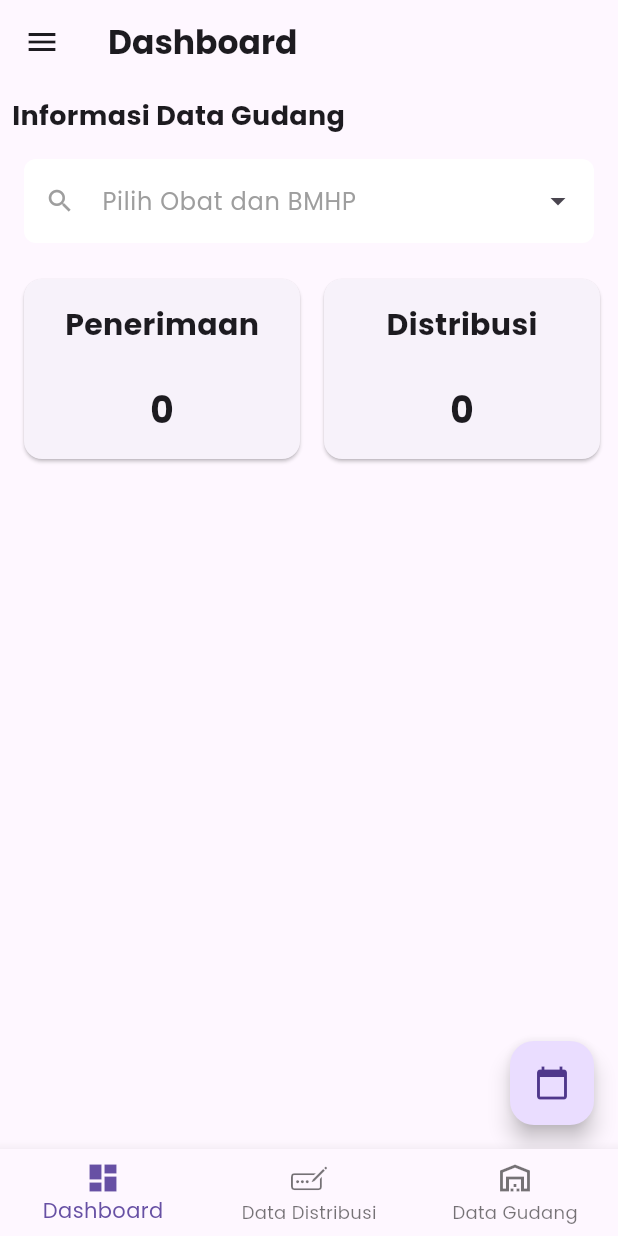
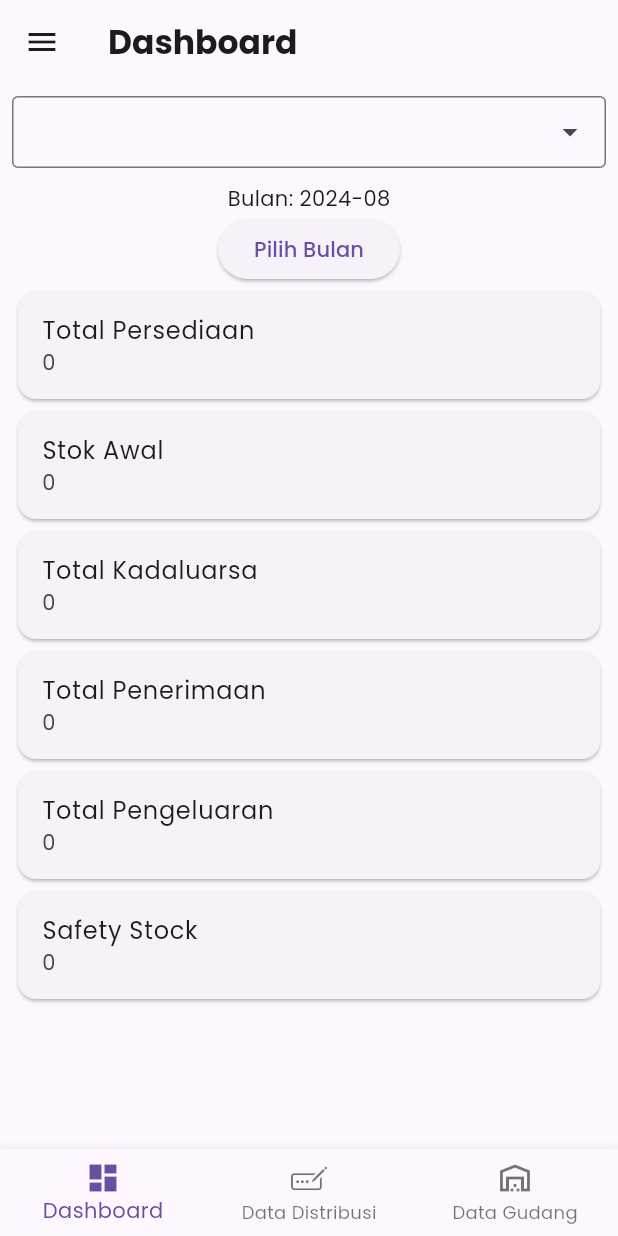
Before and after one commit to rho-ink/medicine-inventory-app, a Flutter app: the screen it shows once a user with an empty profile is signed in, on a phone screen of 412 x 824 dp. Run offline on Flutter 3.47's test engine with Material 3 defaults, Android fonts, the phone set to English and light mode, and no system bars; drawn by our look-alikes of dropdown_search; our stand-ins replace firebase_auth, firebase_core, firebase_database, google_fonts, month_picker_dialog; missing offline and left inert: excel; accounts and stored records are empty.

Commit message:
current decent

```diff
--- /dev/null
+++ b/lib/controllers/calculate_controller.dart
@@ -0,0 +1,221 @@
+import 'package:firebase_database/firebase_database.dart';
+import 'package:intl/intl.dart';
+import 'package:flutter/material.dart';
+
+class CalculateController {
+  final DatabaseReference _dbRef = FirebaseDatabase.instance.ref();
+
+  // Helper method to convert date to string in the format 'yyyy-MM'
+  String _formatDate(DateTime date) {
+    return '${date.year}-${date.month.toString().padLeft(2, '0')}';
+  }
+
+  // Parse date from 'dd/MM/yyyy' format
+  DateTime _parseDate(String dateStr) {
+    try {
+      final date = DateFormat('dd/MM/yyyy').parse(dateStr);
+      print('Parsed date: $date');
+      return date;
+    } catch (e) {
+      print('Error parsing date: $e. Date string: $dateStr');
+      return DateTime.now(); // Handle the error as needed
+    }
+  }
+
+  Future<int> getCurrentTotalObat(String obatName, DateTimeRange? dateRange) async {
+    try {
+      int total = 0;
+      final snapshot = await _dbRef.child('gudangData').get();
+
+      if (snapshot.exists) {
+        final data = snapshot.value as Map<dynamic, dynamic>?;
+
+        if (data != null) {
+          for (var entry in data.values) {
+            final item = entry as Map<dynamic, dynamic>;
+            final name = item['name'] as String?;
+            if (name == obatName) {
+              total += (item['totalObat'] as int? ?? 0);
+            }
+          }
+        }
+      }
+      print('Current Total Obat: $total');
+      return total;
+    } catch (e) {
+      print('Error fetching current total obat: $e');
+      return 0;
+    }
+  }
+
+  Future<int> getPreviousMonthTotalObat(String obatName) async {
+    try {
+      int total = 0;
+      final lastMonth = DateTime.now().subtract(Duration(days: 30));
+      final snapshot = await _dbRef.child('gudangData').get();
+
+      if (snapshot.exists) {
+        final data = snapshot.value as Map<dynamic, dynamic>?;
+
+        if (data != null) {
+          for (var entry in data.values) {
+            final item = entry as Map<dynamic, dynamic>;
+            final name = item['name'] as String?;
+            final dateStr = item['date'] as String?;
+            final date = dateStr != null ? _parseDate(dateStr) : null;
+
+            if (name == obatName && date != null && date.isBefore(DateTime.now()) && date.isAfter(lastMonth)) {
+              total += (item['totalObat'] as int? ?? 0);
+            }
+          }
+        }
+      }
+      print('Previous Month Total Obat: $total');
+      return total;
+    } catch (e) {
+      print('Error fetching previous month total obat: $e');
+      return 0;
+    }
+  }
+
+  Future<int> getTotalDeletedGudang(String obatName, DateTimeRange? dateRange) async {
+    try {
+      int total = 0;
+      final snapshot = await _dbRef.child('gudangLog').get();
+
+      if (snapshot.exists) {
+        final data = snapshot.value as Map<dynamic, dynamic>?;
+
+        if (data != null) {
+          for (var entry in data.values) {
+            final record = entry as Map<dynamic, dynamic>;
+            final name = record['name'] as String?;
+            final dateStr = record['date'] as String?;
+            final date = dateStr != null ? _parseDate(dateStr) : null;
+
+            if (name == obatName && (dateRange == null || (date != null && date.isAfter(dateRange.start) && date.isBefore(dateRange.end)))) {
+              total += (record['deletedQuantity'] as int? ?? 0);
+            }
+          }
+        }
+      }
+      print('Total Deleted Gudang: $total');
+      return total;
+    } catch (e) {
+      print('Error fetching total deleted gudang: $e');
+      return 0;
+    }
+  }
+
+  Future<int> getTotalPenerimaan(String obatName, DateTimeRange? dateRange) async {
+    try {
+      int total = 0;
+      final snapshot = await _dbRef.child('gudangLog').get();
+
+      if (snapshot.exists) {
+        final data = snapshot.value as Map<dynamic, dynamic>?;
+
+        if (data != null) {
+          for (var entry in data.values) {
+            final record = entry as Map<dynamic, dynamic>;
+            final name = record['name'] as String?;
+            final dateStr = record['date'] as String?;
+            final date = dateStr != null ? _parseDate(dateStr) : null;
+
+            if (name == obatName && (dateRange == null || (date != null && date.isAfter(dateRange.start) && date.isBefore(dateRange.end)))) {
+              total += (record['receivedQuantity'] as int? ?? 0);
+            }
+          }
+        }
+      }
+      print('Total Penerimaan: $total');
+      return total;
+    } catch (e) {
+      print('Error fetching total penerimaan: $e');
+      return 0;
+    }
+  }
+
+  Future<int> getTotalTransaksi(String obatName, DateTimeRange? dateRange) async {
+    try {
+      int total = 0;
+      final snapshot = await _dbRef.child('transaksi').get();
+
+      if (snapshot.exists) {
+        final data = snapshot.value as Map<dynamic, dynamic>?;
+
+        if (data != null) {
+          for (var entry in data.values) {
+            final record = entry as Map<dynamic, dynamic>;
+            final name = record['name'] as String?;
+            final dateStr = record['date'] as String?;
+            final date = dateStr != null ? _parseDate(dateStr) : null;
+
+            if (name == obatName && (dateRange == null || (date != null && date.isAfter(dateRange.start) && date.isBefore(dateRange.end)))) {
+              total += (record['totalTrans'] as int? ?? 0);
+            }
+          }
+        }
+      }
+      print('Total Transaksi: $total');
+      return total;
+    } catch (e) {
+      print('Error fetching total transaksi: $e');
+      return 0;
+    }
+  }
+
+  Future<int> getSafetyStock(String obatName, DateTimeRange? dateRange, int threshold) async {
+    try {
+      int total = 0;
+      final snapshot = await _dbRef.child('gudangData').get();
+
+      if (snapshot.exists) {
+        final data = snapshot.value as Map<dynamic, dynamic>?;
+
+        if (data != null) {
+          for (var entry in data.values) {
+            final item = entry as Map<dynamic, dynamic>;
+            final name = item['name'] as String?;
+            final stock = item['totalObat'] as int?;
+
+            if (name == obatName && stock != null && stock < threshold) {
+              total += (threshold - stock);
+            }
+          }
+        }
+      }
+      print('Safety Stock: $total');
+      return total;
+    } catch (e) {
+      print('Error fetching safety stock: $e');
+      return 0;
+    }
+  }
+
+  Future<List<String>> getObatNames() async {
+    try {
+      final snapshot = await _dbRef.child('gudangData').get();
+      List<String> obatNames = [];
+
+      if (snapshot.exists) {
+        final data = snapshot.value as Map<dynamic, dynamic>?;
+
+        if (data != null) {
+          for (var entry in data.values) {
+            final item = entry as Map<dynamic, dynamic>;
+            final name = item['name'] as String?;
+            if (name != null && !obatNames.contains(name)) {
+              obatNames.add(name);
+            }
+          }
+        }
+      }
+      print('Obat Names: $obatNames');
+      return obatNames;
+    } catch (e) {
+      print('Error fetching obat names: $e');
+      return [];
+    }
+  }
+}
--- a/lib/controllers/data_controller.dart
+++ b/lib/controllers/data_controller.dart
@@ -530,26 +530,4 @@ class DataController {
       return 0;
     }
   }
-
-  ///ambil obat
-  Future<List<String>> getObatNames() async {
-    try {
-      final snapshot = await FirebaseDatabase.instance.ref('obatData').get();
-      if (snapshot.exists) {
-        final data = snapshot.value as Map<dynamic, dynamic>?;
-        if (data != null) {
-          return data.values
-              .map(
-                  (value) => (value as Map<dynamic, dynamic>)['name'] as String)
-              .toSet() // Remove duplicates
-              .toList();
-        }
-      }
-      return [];
-    } catch (e) {
-      print('Error fetching Obat names: $e');
-      return [];
-    }
-  }
-  /////
 }
--- a/lib/views/components/my_drawer.dart
+++ b/lib/views/components/my_drawer.dart
@@ -20,7 +20,7 @@ class AppDrawer extends StatelessWidget {
         padding: EdgeInsets.zero,
         children: <Widget>[
           Container(
-            height: 130,
+            height: 200,
             child: DrawerHeader(
               child: Column(
                 crossAxisAlignment: CrossAxisAlignment.start,
--- a/lib/views/pages/screens/dashboard_screen.dart
+++ b/lib/views/pages/screens/dashboard_screen.dart
@@ -1,7 +1,8 @@
 import 'package:flutter/material.dart';
-import 'package:intl/intl.dart'; // Import for DateFormat
+import 'package:intl/intl.dart';
 import 'package:dropdown_search/dropdown_search.dart';
-import 'package:admin_app/controllers/data_controller.dart';
+import 'package:admin_app/controllers/calculate_controller.dart';
+import 'package:month_picker_dialog/month_picker_dialog.dart';
 
 class DashboardPage extends StatefulWidget {
   @override
@@ -9,7 +10,7 @@ class DashboardPage extends StatefulWidget {
 }
 
 class _DashboardPageState extends State<DashboardPage> {
-  final DataController _dataController = DataController();
+  final CalculateController _calculateController = CalculateController();
   String _selectedMonth = DateFormat('yyyy-MM').format(DateTime.now());
   String _selectedObatName = '';
   DateTimeRange? _selectedDateRange;
@@ -20,65 +21,63 @@ class _DashboardPageState extends State<DashboardPage> {
   void initState() {
     super.initState();
     _loadObatNames();
-    _fetchDashboardData(); // Fetch data initially
+    _fetchDashboardData();
   }
 
   Future<void> _fetchDashboardData() async {
-    int added = 0;
-    int reduced = 0;
-    int deleted = 0;
+    int currentTotalObat = 0;
+    int previousMonthTotalObat = 0;
+    int totalDeleted = 0;
+    int totalPenerimaan = 0;
+    int totalTransaksi = 0;
+    int safetyStock = 0;
 
     try {
-      added = await _dataController.getMonthlyAddedGudangForMedicine(_selectedMonth);
-      reduced = await _dataController.getMonthlyTransactionForMedicine(_selectedObatName);
-      deleted = await _dataController.getMonthlyDeletedGudangForMedicine(_selectedObatName);
+      print('Fetching dashboard data...');
+      currentTotalObat = await _calculateController.getCurrentTotalObat(_selectedObatName, _selectedDateRange);
+      previousMonthTotalObat = await _calculateController.getPreviousMonthTotalObat(_selectedObatName);
+      totalDeleted = await _calculateController.getTotalDeletedGudang(_selectedObatName, _selectedDateRange);
+      totalPenerimaan = await _calculateController.getTotalPenerimaan(_selectedObatName, _selectedDateRange);
+      totalTransaksi = await _calculateController.getTotalTransaksi(_selectedObatName, _selectedDateRange);
+      safetyStock = await _calculateController.getSafetyStock(_selectedObatName, _selectedDateRange, 1);
+
+      print('Dashboard data fetched: $currentTotalObat, $previousMonthTotalObat, $totalDeleted, $totalPenerimaan, $totalTransaksi, $safetyStock');
     } catch (e) {
-      // Handle error
+      print('Error fetching dashboard data: $e');
     }
 
     if (mounted) {
       setState(() {
         _dashboardData = {
-          'added': added,
-          'reduced': reduced,
-          'deleted': deleted,
+          'currentTotalObat': currentTotalObat,
+          'previousMonthTotalObat': previousMonthTotalObat,
+          'totalDeleted': totalDeleted,
+          'totalPenerimaan': totalPenerimaan,
+          'totalTransaksi': totalTransaksi,
+          'safetyStock': safetyStock,
         };
       });
     }
   }
 
   Future<void> _loadObatNames() async {
-    final obatData = await _dataController.getObatNames();
-    if (mounted) {
+    print('Loading obat names...');
+    final obatNames = await _calculateController.getObatNames();
+    print('Obat names loaded: $obatNames');
     setState(() {
-        _obatNames = obatData;
+      _obatNames = obatNames;
     });
   }
-  }
 
-  Future<void> _selectDateRange() async {
-    DateTimeRange? pickedDateRange = await showDateRangePicker(
-      context: context,
-      firstDate: DateTime(DateTime.now().year - 1),
-      lastDate: DateTime(DateTime.now().year + 1),
-      initialDateRange: _selectedDateRange,
-      builder: (BuildContext context, Widget? child) {
-        return Theme(
-          data: ThemeData.light().copyWith(
-            primaryColor: Colors.blue,
-            colorScheme: ColorScheme.light(primary: Colors.blue, secondary: Colors.blue),
-            buttonTheme: ButtonThemeData(textTheme: ButtonTextTheme.primary),
-          ),
-          child: child!,
+  void _onMonthChanged(DateTime? date) {
+    if (date != null) {
+      setState(() {
+        _selectedMonth = DateFormat('yyyy-MM').format(date);
+        _selectedDateRange = DateTimeRange(
+          start: DateTime(date.year, date.month, 1),
+          end: DateTime(date.year, date.month + 1, 0),
         );
-      },
-    );
-
-    if (pickedDateRange != null && pickedDateRange != _selectedDateRange) {
-      setState(() {
-        _selectedDateRange = pickedDateRange;
-        _selectedMonth = DateFormat('yyyy-MM').format(pickedDateRange.start);
-        _fetchDashboardData(); // Refresh data based on the new date range
+        _fetchDashboardData();
       });
     }
   }
@@ -86,127 +85,88 @@ class _DashboardPageState extends State<DashboardPage> {
   @override
   Widget build(BuildContext context) {
     return Scaffold(
-      body: Column(
-        crossAxisAlignment: CrossAxisAlignment.start,
+      // appBar: AppBar(
+      //   title: const Text('Dashboard'),
+      // ),
+      body: Padding(
+        padding: const EdgeInsets.all(8.0),
+        child: Column(
           children: [
-          Padding(
-            padding: const EdgeInsets.all(8.0),
-            child: Row(
-              mainAxisAlignment: MainAxisAlignment.spaceBetween,
+            DropdownSearch<String>(
+              items: _obatNames,
+              selectedItem: _selectedObatName,
+              dropdownBuilder: (context, selectedItem) => Text(
+                selectedItem ?? "Choose Obat",
+                style: TextStyle(color: selectedItem == null ? Colors.grey : Colors.black),
+              ),
+              onChanged: (value) {
+                setState(() {
+                  _selectedObatName = value ?? '';
+                  print('Selected obat: $_selectedObatName');
+                  _fetchDashboardData();
+                });
+              },
+            ),
+            const SizedBox(height: 10),
+            Text('Bulan: $_selectedMonth'),
+            ElevatedButton(
+              onPressed: () async {
+                DateTime? date = await showMonthPicker(
+                  context: context,
+                  initialDate: DateTime.now(),
+                  firstDate: DateTime(2020),
+                  lastDate: DateTime(2030),
+                );
+                _onMonthChanged(date);
+              },
+              child: const Text('Pilih Bulan'),
+            ),
+            Expanded(
+              child: ListView(
                 children: [
-                Text(
-                  'Informasi Data Gudang',
-                  style: TextStyle(
-                      fontSize: 18, fontWeight: FontWeight.bold),
+                  _dashboardData != null
+                      ? Card(
+                          child: ListTile(
+                            title: const Text('Total Persediaan'),
+                            subtitle: Text('${_dashboardData!['currentTotalObat']}'),
                           ),
-              ],
+                        )
+                      : const Center(child: CircularProgressIndicator()),
+                  Card(
+                    child: ListTile(
+                      title: const Text('Stok Awal'),
+                      subtitle: Text('${_dashboardData?['previousMonthTotalObat'] ?? 0}'),
                     ),
                   ),
-          Padding(
-            padding: const EdgeInsets.symmetric(horizontal: 16.0, vertical: 8.0),
-            child: DropdownSearch<String>(
-              items: _obatNames,
-              onChanged: (String? selected) {
-                setState(() {
-                  _selectedObatName = selected ?? '';
-                });
-                _fetchDashboardData(); // Refresh data when an item is selected
-              },
-              dropdownDecoratorProps: DropDownDecoratorProps(
-                dropdownSearchDecoration: InputDecoration(
-                  enabledBorder: OutlineInputBorder(
-                    borderSide: BorderSide.none,
-                    borderRadius: BorderRadius.circular(8.0),
-                  ),
-                  fillColor: Colors.white,
-                  prefixIcon: Icon(
-                    Icons.search,
-                    size: 20,
-                    color: Colors.grey,
-                  ),
-                  filled: true,
-                  hintText: 'Pilih Obat dan BMHP',
-                  hintStyle: const TextStyle(color: Colors.grey),
+                  Card(
+                    child: ListTile(
+                      title: const Text('Total Kadaluarsa'),
+                      subtitle: Text('${_dashboardData?['totalDeleted'] ?? 0}'),
                     ),
                   ),
-              popupProps: PopupProps.menu(
-                showSearchBox: true,
-                searchFieldProps: TextFieldProps(
-                  decoration: InputDecoration(
-                    border: OutlineInputBorder(),
-                    hintText: 'Cari Obat dan BMHP',
-                    hintStyle: TextStyle(color: Colors.grey),
+                  Card(
+                    child: ListTile(
+                      title: const Text('Total Penerimaan'),
+                      subtitle: Text('${_dashboardData?['totalPenerimaan'] ?? 0}'),
                     ),
                   ),
+                  Card(
+                    child: ListTile(
+                      title: const Text('Total Pengeluaran'),
+                      subtitle: Text('${_dashboardData?['totalTransaksi'] ?? 0}'),
                     ),
                   ),
-          ),
-          Padding(
-            padding: const EdgeInsets.all(8.0),
-            child: _dashboardData == null
-                ? Center(child: CircularProgressIndicator())
-                : SingleChildScrollView(
-                    scrollDirection: Axis.horizontal,
-                    child: Row(
-                      children: [
-                        DashboardCard(
-                            title: 'Penerimaan', quantity: _dashboardData?['added'] ?? 0),
-                        DashboardCard(
-                            title: 'Distribusi',
-                            quantity: _dashboardData?['reduced'] ?? 0),
-                        DashboardCard(
-                            title: 'Kadaluarsa',
-                            quantity: _dashboardData?['deleted'] ?? 0),
-                      ],
-                    ),
-                  ),
-          ),
-        ],
-      ),
-      floatingActionButton: FloatingActionButton(
-        onPressed: _selectDateRange,
-        child: Icon(Icons.calendar_today),
-      ),
-    );
-  }
-}
-
-
-class DashboardCard extends StatelessWidget {
-  final String title;
-  final int quantity;
-
-  DashboardCard({required this.title, required this.quantity});
-
-  @override
-  Widget build(BuildContext context) {
-    return Container(
-      width: 200,
-      padding: const EdgeInsets.all(4.0),
-      child: Card(
-        child: Padding(
-          padding: const EdgeInsets.all(16.0),
-          child: Column(
-            mainAxisSize: MainAxisSize.min,
-            children: [
-              Text(
-                title,
-                style: TextStyle(
-                  fontSize: 20,
-                  fontWeight: FontWeight.bold,
-                ),
-              ),
-              SizedBox(height: 25),
-              Text(
-                '$quantity',
-                style: TextStyle(
-                  fontSize: 24,
-                  fontWeight: FontWeight.bold,
+                  Card(
+                    child: ListTile(
+                      title: const Text('Safety Stock'),
+                      subtitle: Text('${_dashboardData?['safetyStock'] ?? 0}'),
                     ),
                   ),
                 ],
               ),
             ),
+          ],
+        ),
       ),
     );
   }
--- a/pubspec.yaml
+++ b/pubspec.yaml
@@ -47,6 +47,7 @@ dependencies:
   path_provider: ^2.1.4
   excel: ^4.0.2
   provider: ^6.1.2
+  month_picker_dialog: ^5.0.0
 
 dev_dependencies:
   flutter_test:
```
Also changed, not shown: lib/views/pages/edits/add_obat.dart (added), pubspec.lock, 1 other file. Lines whose indentation alone changed are shown as unchanged.
